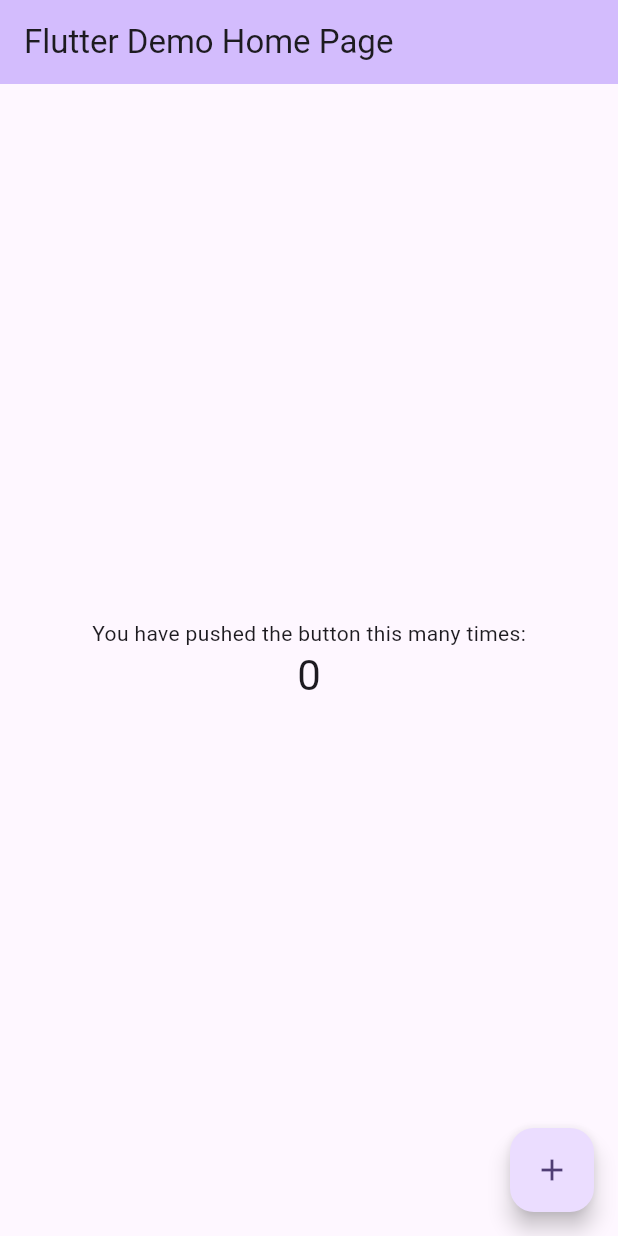
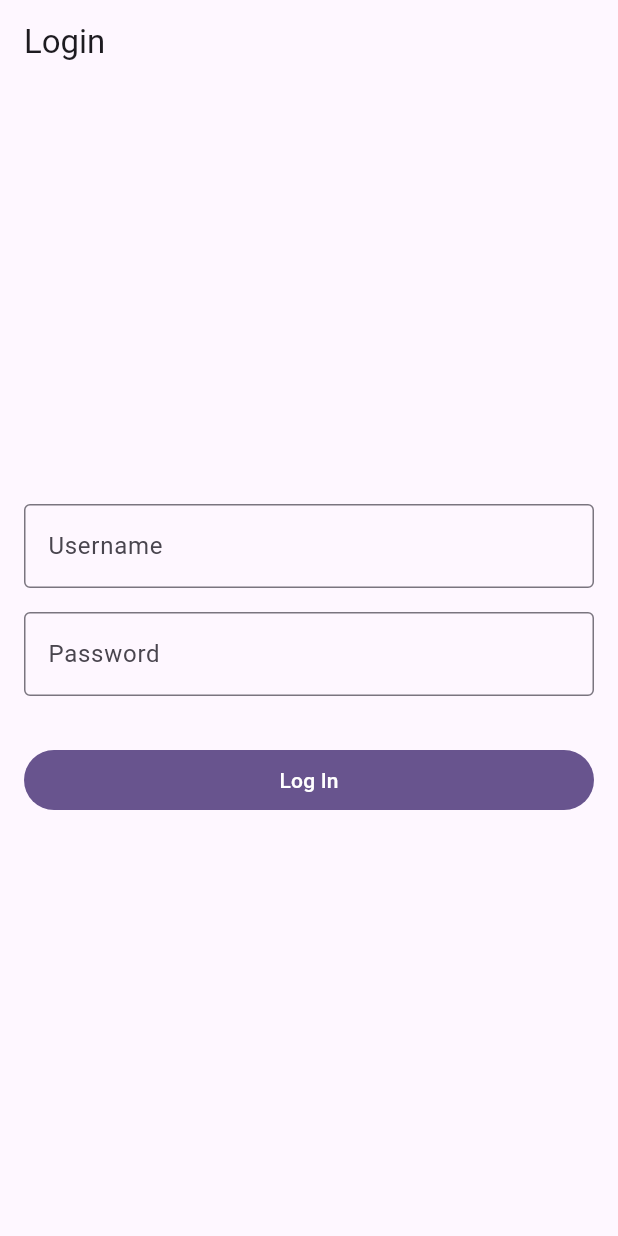
Before and after one commit to jossean-rivera/join_play, a Flutter app: the screen it shows after launch, on a phone screen of 412 x 824 dp. Run offline on Flutter 3.47's test engine with Material 3 defaults, Android fonts, the phone set to English and light mode, and no system bars; our stand-ins replace bloc, flutter_bloc, go_router.

Commit message:
Setting go router with empty pages + Added empty loging page + After loging, the pages have the bottom nav bar to switch the routes + On the details page, we hide the button nav bar.

```diff
--- /dev/null
+++ b/lib/blocs/authentication/bloc/authentication_bloc.dart
@@ -0,0 +1,28 @@
+import 'package:bloc/bloc.dart';
+import 'package:meta/meta.dart';
+
+part 'authentication_event.dart';
+part 'authentication_state.dart';
+
+class AuthenticationBloc
+    extends Bloc<AuthenticationEvent, AuthenticationState> {
+  AuthenticationBloc() : super(AuthenticationInitial()) {
+    on<AuthenticationEvent>((event, emit) {
+      // TODO: implement event handler
+    });
+    on<AuthenticationLoginEvent>((event, emit) {
+      _login(event, emit);
+    });
+    on<AuthenticationLogoutEvent>((event, emit) {
+      _logout(event, emit);
+    });
+  }
+
+  void _login(event, emit) {
+    emit(AuthenticationLoggedIn());
+  }
+
+  void _logout(event, emit) {
+    emit(AuthenticationLoggedOut());
+  }
+}
--- /dev/null
+++ b/lib/blocs/authentication/bloc/authentication_event.dart
@@ -0,0 +1,8 @@
+part of 'authentication_bloc.dart';
+
+@immutable
+sealed class AuthenticationEvent {}
+
+class AuthenticationLogoutEvent extends AuthenticationEvent {}
+
+class AuthenticationLoginEvent extends AuthenticationEvent {}
--- /dev/null
+++ b/lib/blocs/authentication/bloc/authentication_state.dart
@@ -0,0 +1,10 @@
+part of 'authentication_bloc.dart';
+
+@immutable
+sealed class AuthenticationState {}
+
+final class AuthenticationInitial extends AuthenticationState {}
+
+final class AuthenticationLoggedIn extends AuthenticationState {}
+
+final class AuthenticationLoggedOut extends AuthenticationState {}
--- a/lib/main.dart
+++ b/lib/main.dart
@@ -1,4 +1,8 @@
 import 'package:flutter/material.dart';
+import 'package:flutter_bloc/flutter_bloc.dart';
+
+import 'blocs/authentication/bloc/authentication_bloc.dart';
+import 'navigation/router.dart';
 
 void main() {
   runApp(const MyApp());
@@ -10,116 +14,17 @@
   // This widget is the root of your application.
   @override
   Widget build(BuildContext context) {
-    return MaterialApp(
-      title: 'Flutter Demo',
-      theme: ThemeData(
-        // This is the theme of your application.
-        //
-        // TRY THIS: Try running your application with "flutter run". You'll see
-        // the application has a purple toolbar. Then, without quitting the app,
-        // try changing the seedColor in the colorScheme below to Colors.green
-        // and then invoke "hot reload" (save your changes or press the "hot
-        // reload" button in a Flutter-supported IDE, or press "r" if you used
-        // the command line to start the app).
-        //
-        // Notice that the counter didn't reset back to zero; the application
-        // state is not lost during the reload. To reset the state, use hot
-        // restart instead.
-        //
-        // This works for code too, not just values: Most code changes can be
-        // tested with just a hot reload.
-        colorScheme: ColorScheme.fromSeed(seedColor: Colors.deepPurple),
-        useMaterial3: true,
-      ),
-      home: const MyHomePage(title: 'Flutter Demo Home Page'),
-    );
+    final authenticationBloc = AuthenticationBloc();
+    return BlocProvider(
+        create: (context) =>
+            authenticationBloc..add(AuthenticationLoginEvent()),
+        child: MaterialApp.router(
+          title: 'Flutter Demo',
+          theme: ThemeData(
+            colorScheme: ColorScheme.fromSeed(seedColor: Colors.deepPurple),
+            useMaterial3: true,
+          ),
+          routerConfig: createRouter(authenticationBloc),
+        ));
   }
 }
-
-class MyHomePage extends StatefulWidget {
-  const MyHomePage({super.key, required this.title});
-
-  // This widget is the home page of your application. It is stateful, meaning
-  // that it has a State object (defined below) that contains fields that affect
-  // how it looks.
-
-  // This class is the configuration for the state. It holds the values (in this
-  // case the title) provided by the parent (in this case the App widget) and
-  // used by the build method of the State. Fields in a Widget subclass are
-  // always marked "final".
-
-  final String title;
-
-  @override
-  State<MyHomePage> createState() => _MyHomePageState();
-}
-
-class _MyHomePageState extends State<MyHomePage> {
-  int _counter = 0;
-
-  void _incrementCounter() {
-    setState(() {
-      // This call to setState tells the Flutter framework that something has
-      // changed in this State, which causes it to rerun the build method below
-      // so that the display can reflect the updated values. If we changed
-      // _counter without calling setState(), then the build method would not be
-      // called again, and so nothing would appear to happen.
-      _counter++;
-    });
-  }
-
-  @override
-  Widget build(BuildContext context) {
-    // This method is rerun every time setState is called, for instance as done
-    // by the _incrementCounter method above.
-    //
-    // The Flutter framework has been optimized to make rerunning build methods
-    // fast, so that you can just rebuild anything that needs updating rather
-    // than having to individually change instances of widgets.
-    return Scaffold(
-      appBar: AppBar(
-        // TRY THIS: Try changing the color here to a specific color (to
-        // Colors.amber, perhaps?) and trigger a hot reload to see the AppBar
-        // change color while the other colors stay the same.
-        backgroundColor: Theme.of(context).colorScheme.inversePrimary,
-        // Here we take the value from the MyHomePage object that was created by
-        // the App.build method, and use it to set our appbar title.
-        title: Text(widget.title),
-      ),
-      body: Center(
-        // Center is a layout widget. It takes a single child and positions it
-        // in the middle of the parent.
-        child: Column(
-          // Column is also a layout widget. It takes a list of children and
-          // arranges them vertically. By default, it sizes itself to fit its
-          // children horizontally, and tries to be as tall as its parent.
-          //
-          // Column has various properties to control how it sizes itself and
-          // how it positions its children. Here we use mainAxisAlignment to
-          // center the children vertically; the main axis here is the vertical
-          // axis because Columns are vertical (the cross axis would be
-          // horizontal).
-          //
-          // TRY THIS: Invoke "debug painting" (choose the "Toggle Debug Paint"
-          // action in the IDE, or press "p" in the console), to see the
-          // wireframe for each widget.
-          mainAxisAlignment: MainAxisAlignment.center,
-          children: <Widget>[
-            const Text(
-              'You have pushed the button this many times:',
-            ),
-            Text(
-              '$_counter',
-              style: Theme.of(context).textTheme.headlineMedium,
-            ),
-          ],
-        ),
-      ),
-      floatingActionButton: FloatingActionButton(
-        onPressed: _incrementCounter,
-        tooltip: 'Increment',
-        child: const Icon(Icons.add),
-      ), // This trailing comma makes auto-formatting nicer for build methods.
-    );
-  }
-}
--- /dev/null
+++ b/lib/navigation/router.dart
@@ -0,0 +1,87 @@
+import 'package:flutter/material.dart';
+import 'package:go_router/go_router.dart';
+import 'package:join_play/pages/sport_details_page.dart';
+import '../pages/history_page.dart';
+import '../pages/my_games_page.dart';
+import '../blocs/authentication/bloc/authentication_bloc.dart';
+import '../pages/login_page.dart';
+import '../pages/profile_page.dart';
+import '../pages/sports_page.dart';
+import '../utilities/stream_to_listenable.dart';
+import 'route_names.dart';
+import 'route_paths.dart';
+import 'scaffold_with_nav_bar.dart';
+
+// Keys for showing/hiding the bottom bar
+final GlobalKey<NavigatorState> rootNavigatorKey =
+    GlobalKey<NavigatorState>(debugLabel: "Root");
+final GlobalKey<NavigatorState> shellNavigatorKey =
+    GlobalKey<NavigatorState>(debugLabel: "Shell");
+
+GoRouter createRouter(AuthenticationBloc authenticationBloc) {
+  return GoRouter(
+    initialLocation: RoutePaths.login, // Set the login page as the stating page
+    refreshListenable: StreamToListenable([authenticationBloc.stream]),
+    redirect: (context, state) {
+      //  Check if the current bloc state is for logging out
+      if (authenticationBloc.state is AuthenticationLoggedOut) {
+        //  If the user is not on the login page, then redirect the user to /login
+        if (state.fullPath?.startsWith(RoutePaths.login) != true) {
+          return RoutePaths.login;
+        }
+      } else if (authenticationBloc.state is AuthenticationLoggedIn) {
+
+        //  If the event for logging in raise, and the user is in the login page,
+        //  then redirect to the home page
+        if (state.fullPath?.startsWith(RoutePaths.login) == true){
+          return RoutePaths.sports;
+        }
+      }
+
+      return null;
+    },
+    navigatorKey: rootNavigatorKey, // root navigator key
+    routes: [
+      ShellRoute(
+        navigatorKey: shellNavigatorKey,
+        builder: (context, state, child) =>
+            ScaffoldWithNavBar(title: "", child: child),
+        routes: [
+          GoRoute(
+            path: RoutePaths.sports,
+            name: RouteNames.sports,
+            builder: (context, state) => const SportsPage(),
+            routes: [
+              GoRoute(
+                path: RoutePaths.sportDetails,
+                name: RouteNames.sportDetails,
+                parentNavigatorKey: rootNavigatorKey, // Push to root navigator
+                builder: (context, state) => const SportDetailsPage(),
+              ),
+            ],
+          ),
+          GoRoute(
+            path: RoutePaths.myGames,
+            name: RouteNames.myGames,
+            builder: (context, state) => const MyGamesPage(),
+          ),
+          GoRoute(
+            path: RoutePaths.history,
+            name: RouteNames.history,
+            builder: (context, state) => const HistoryPage(),
+          ),
+          GoRoute(
+            path: RoutePaths.profile,
+            name: RouteNames.profile,
+            builder: (context, state) => const ProfilePage(),
+          ),
+        ],
+      ),
+      GoRoute(
+        path: RoutePaths.login,
+        name: RouteNames.login,
+        builder: (context, state) => const LoginPage(),
+      ),
+    ],
+  );
+}
--- /dev/null
+++ b/lib/pages/login_page.dart
@@ -0,0 +1,56 @@
+import 'package:flutter/material.dart';
+import 'package:flutter_bloc/flutter_bloc.dart';
+
+import '../blocs/authentication/bloc/authentication_bloc.dart';
+
+class LoginPage extends StatelessWidget {
+  const LoginPage({super.key});
+
+  @override
+  Widget build(BuildContext context) {
+    final TextEditingController usernameController = TextEditingController();
+    final TextEditingController passwordController = TextEditingController();
+
+    return Scaffold(
+      appBar: AppBar(
+        title: const Text("Login"),
+      ),
+      body: Padding(
+        padding: const EdgeInsets.all(16.0),
+        child: Column(
+          mainAxisAlignment: MainAxisAlignment.center,
+          crossAxisAlignment: CrossAxisAlignment.stretch,
+          children: [
+            TextField( // Add username textbox
+              controller: usernameController,
+              decoration: const InputDecoration(
+                labelText: "Username",
+                border: OutlineInputBorder(),
+              ),
+            ),
+            const SizedBox(height: 16), // Add space
+            TextField(  // Add password textbox
+              controller: passwordController,
+              obscureText: true,
+              decoration: const InputDecoration(
+                labelText: "Password",
+                border: OutlineInputBorder(),
+              ),
+            ),
+            const SizedBox(height: 32), // Add space
+            FilledButton( //  Add login button
+              child: const Text("Log In"),
+              onPressed: () {
+
+                // Trigger login with authentication bloc
+                BlocProvider.of<AuthenticationBloc>(context).add(
+                  AuthenticationLoginEvent(),
+                );
+              },
+            ),
+          ],
+        ),
+      ),
+    );
+  }
+}
--- a/pubspec.yaml
+++ b/pubspec.yaml
@@ -35,6 +35,8 @@ dependencies:
   # The following adds the Cupertino Icons font to your application.
   # Use with the CupertinoIcons class for iOS style icons.
   cupertino_icons: ^1.0.8
+  go_router: ^14.6.1
+  flutter_bloc: ^8.1.6
 
 dev_dependencies:
   flutter_test:
```
Also changed, not shown: lib/navigation/route_names.dart (added, +11 -0 lines), lib/navigation/route_paths.dart (added, +11 -0 lines), lib/navigation/scaffold_with_nav_bar.dart (added, +76 -0 lines), lib/pages/history_page.dart (added, +25 -0 lines), lib/pages/my_games_page.dart (added, +25 -0 lines), lib/pages/profile_page.dart (added, +27 -0 lines), lib/pages/sport_details_page.dart (added, +25 -0 lines), lib/pages/sports_page.dart (added, +25 -0 lines), lib/utilities/stream_to_listenable.dart (added, +27 -0 lines), pubspec.lock.
